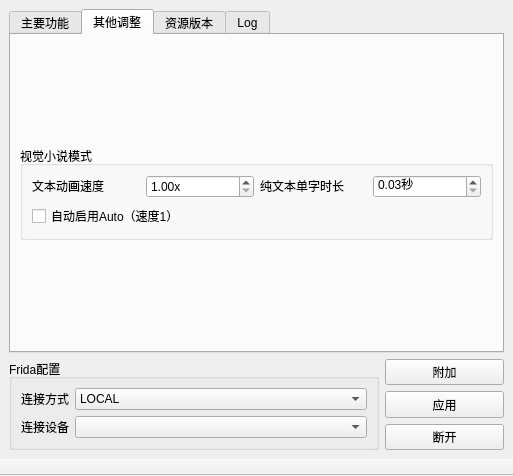
First picture: the form in LLLLToolGUI.ui, repository DYY-Studio/LLLLFridaGUI, before the edit.
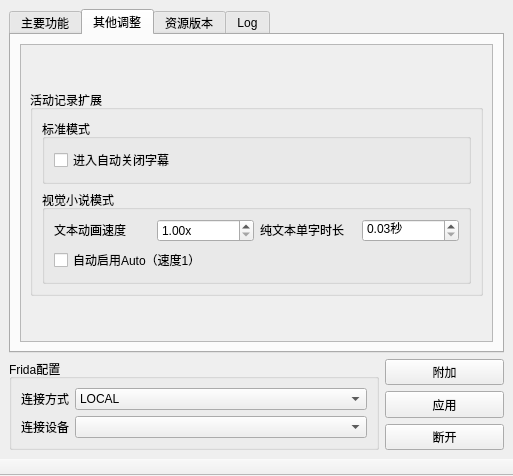
Second picture: the form after the edit. The open tabs and pages were chosen to show the change.

Commit message: update UI and add a setting for AdvStory

Diff of the .ui file:
```diff
--- a/LLLLToolGUI.ui
+++ b/LLLLToolGUI.ui
@@ -599,6 +599,33 @@
        </attribute>
        <layout class="QGridLayout" name="gridLayout_13">
         <item row="0" column="0">
+         <widget class="QScrollArea" name="scrollArea">
+          <property name="widgetResizable">
+           <bool>true</bool>
+          </property>
+          <widget class="QWidget" name="scrollAreaWidgetContents">
+           <property name="geometry">
+            <rect>
+             <x>0</x>
+             <y>0</y>
+             <width>469</width>
+             <height>261</height>
+            </rect>
+           </property>
+           <layout class="QGridLayout" name="gridLayout_16">
+            <item row="0" column="0">
+             <widget class="QGroupBox" name="groupBox_6">
+              <property name="sizePolicy">
+               <sizepolicy hsizetype="Preferred" vsizetype="Fixed">
+                <horstretch>0</horstretch>
+                <verstretch>0</verstretch>
+               </sizepolicy>
+              </property>
+              <property name="title">
+               <string>活动记录扩展</string>
+              </property>
+              <layout class="QGridLayout" name="gridLayout_11">
+               <item row="1" column="0">
          <widget class="QGroupBox" name="groupBox_3">
           <property name="sizePolicy">
            <sizepolicy hsizetype="Preferred" vsizetype="Fixed">
@@ -675,6 +702,29 @@
           </layout>
          </widget>
         </item>
+               <item row="0" column="0">
+                <widget class="QGroupBox" name="groupBox_7">
+                 <property name="title">
+                  <string>标准模式</string>
+                 </property>
+                 <layout class="QGridLayout" name="gridLayout_15">
+                  <item row="0" column="0">
+                   <widget class="QCheckBox" name="autoCloseSubtitleCheckBox">
+                    <property name="text">
+                     <string>进入自动关闭字幕</string>
+                    </property>
+                   </widget>
+                  </item>
+                 </layout>
+                </widget>
+               </item>
+              </layout>
+             </widget>
+            </item>
+           </layout>
+          </widget>
+         </widget>
+        </item>
        </layout>
       </widget>
       <widget class="QWidget" name="advancePage">
```
Left out of the diff: 8 changed lines with no effect on the pictures. Lines whose indentation alone changed are shown as unchanged. The commit also changes 4 other files.
